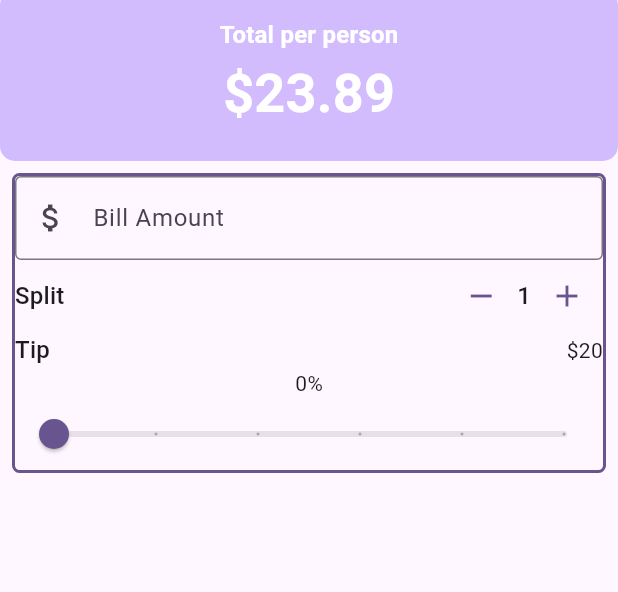
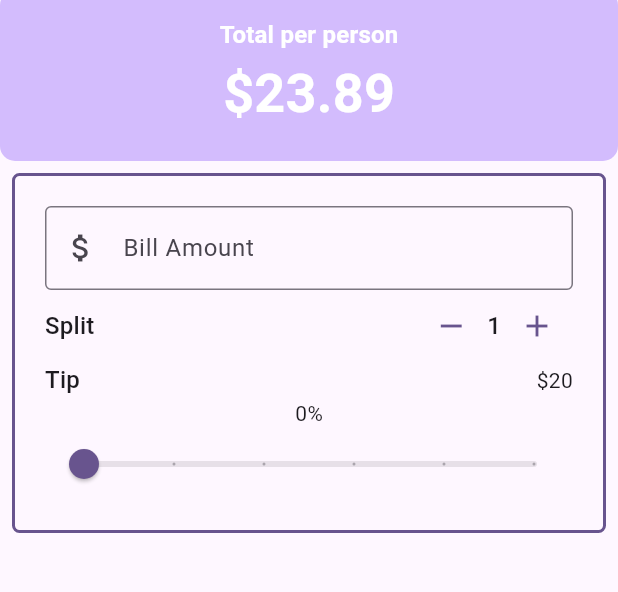
Before and after one commit to L-nsamba/getting-started-with-flutter-and-dart, a Flutter app: the screen it shows after launch, on a phone screen of 412 x 824 dp, the part 94-686 px from its top. Run offline on Flutter 3.47's test engine with Material 3 defaults, Android fonts, the phone set to English and light mode, and no system bars.

Commit message:
bill amount refractor

```diff
--- a/tip_calculator/lib/main.dart
+++ b/tip_calculator/lib/main.dart
@@ -1,4 +1,5 @@
 import 'package:flutter/material.dart';
+import 'package:tip_calculator/widgets/bill_amount.dart';
 import 'package:tip_calculator/widgets/person_counter.dart';
 import 'package:tip_calculator/widgets/tip_slider.dart';
 
@@ -101,21 +102,17 @@
           Padding(
             padding: const EdgeInsets.all(8.0),
             child: Container(
+              padding: EdgeInsets.all(20),
               decoration: BoxDecoration(
                 borderRadius: BorderRadius.circular(5),
                 border: Border.all(color: theme.colorScheme.primary, width: 2),
               ),
               child: Column(
                 children: [
-                  TextField(
-                    decoration: const InputDecoration(
-                      border: OutlineInputBorder(),
-                      prefixIcon: Icon(Icons.attach_money),
-                      labelText: 'Bill Amount',
-                    ),
-                    keyboardType: TextInputType.number,
-                    onChanged: (String value) {
-                      print("Value: $value");
+                  BillAmountField(
+                    billAmount: "100",
+                    onChanged: (value) {
+                      print("Amount: $value");
                     },
                   ),
                   // Split bill area
--- /dev/null
+++ b/tip_calculator/lib/widgets/bill_amount.dart
@@ -0,0 +1,27 @@
+import 'package:flutter/material.dart';
+
+class BillAmountField extends StatelessWidget {
+  const BillAmountField({
+    super.key,
+    required this.billAmount,
+    required this.onChanged,
+  });
+
+  final String billAmount;
+  final ValueChanged<String> onChanged;
+
+  @override
+  Widget build(BuildContext context) {
+    return TextField(
+      decoration: const InputDecoration(
+        border: OutlineInputBorder(),
+        prefixIcon: Icon(Icons.attach_money),
+        labelText: 'Bill Amount',
+      ),
+      keyboardType: TextInputType.number,
+      onChanged: (String value) {
+        onChanged(value);
+      },
+    );
+  }
+}
```
